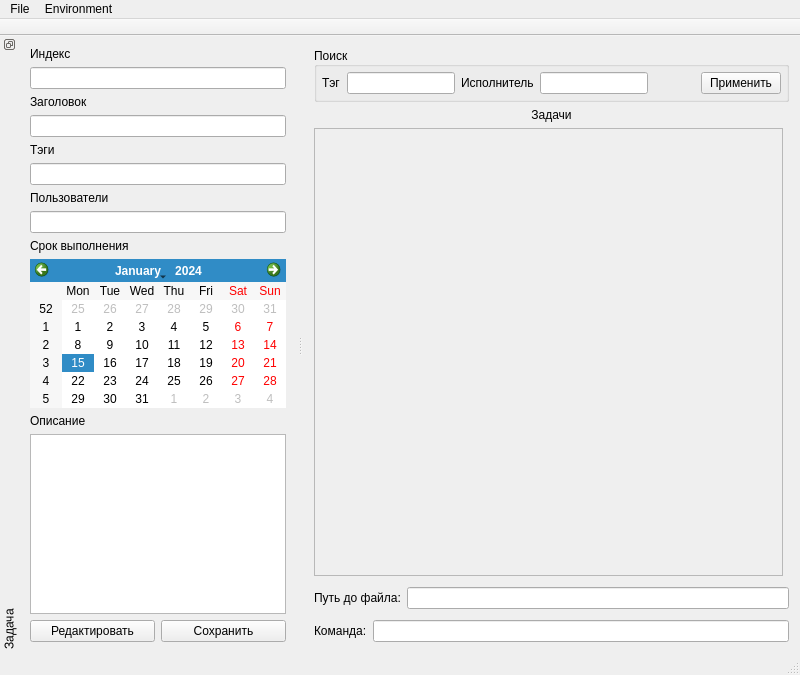
This is app/LightTaskManager/gui/mainwindow.ui in ApplicationsForge/TaskManagerGUI as Qt 5 draws it before an edit. The edited form follows.
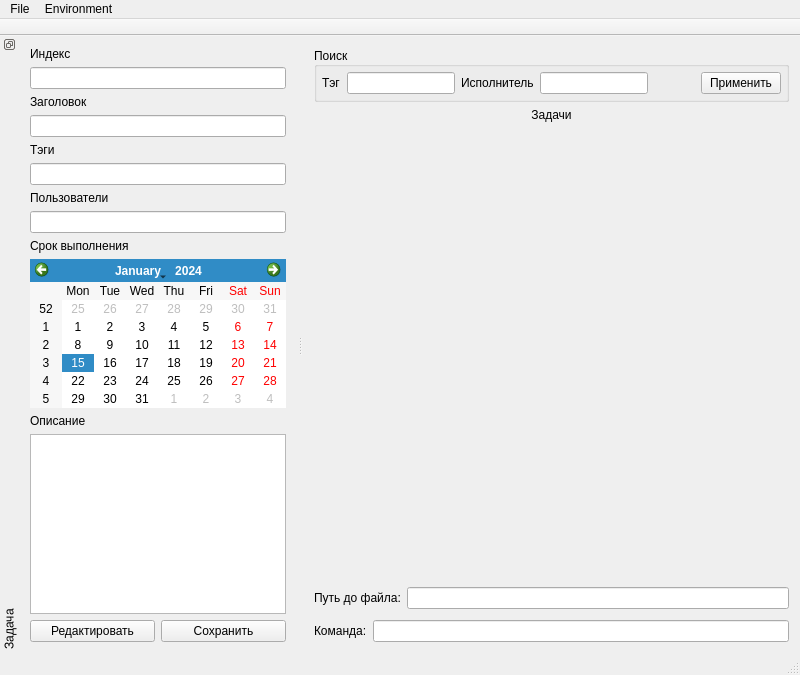
This is the edited form. Icons and pictures are not drawn.

Commit message: рефакторинг

Diff of the .ui file:
```diff
--- a/app/LightTaskManager/gui/mainwindow.ui
+++ b/app/LightTaskManager/gui/mainwindow.ui
@@ -205,6 +205,9 @@
        </item>
        <item row="1" column="0">
         <widget class="QScrollArea" name="scrollArea">
+         <property name="frameShape">
+          <enum>QFrame::NoFrame</enum>
+         </property>
          <property name="widgetResizable">
           <bool>true</bool>
          </property>
@@ -213,8 +216,8 @@
            <rect>
             <x>0</x>
             <y>0</y>
-            <width>461</width>
-            <height>429</height>
+            <width>463</width>
+            <height>431</height>
            </rect>
           </property>
           <layout class="QGridLayout" name="gridLayout_5">
@@ -239,6 +242,18 @@
               </sizepolicy>
              </property>
              <layout class="QGridLayout" name="gridLayout_4">
+              <property name="leftMargin">
+               <number>0</number>
+              </property>
+              <property name="topMargin">
+               <number>0</number>
+              </property>
+              <property name="rightMargin">
+               <number>0</number>
+              </property>
+              <property name="bottomMargin">
+               <number>0</number>
+              </property>
               <item row="1" column="0">
                <layout class="QHBoxLayout" name="tasksContainerHorizontalLayout">
                 <property name="sizeConstraint">
```
